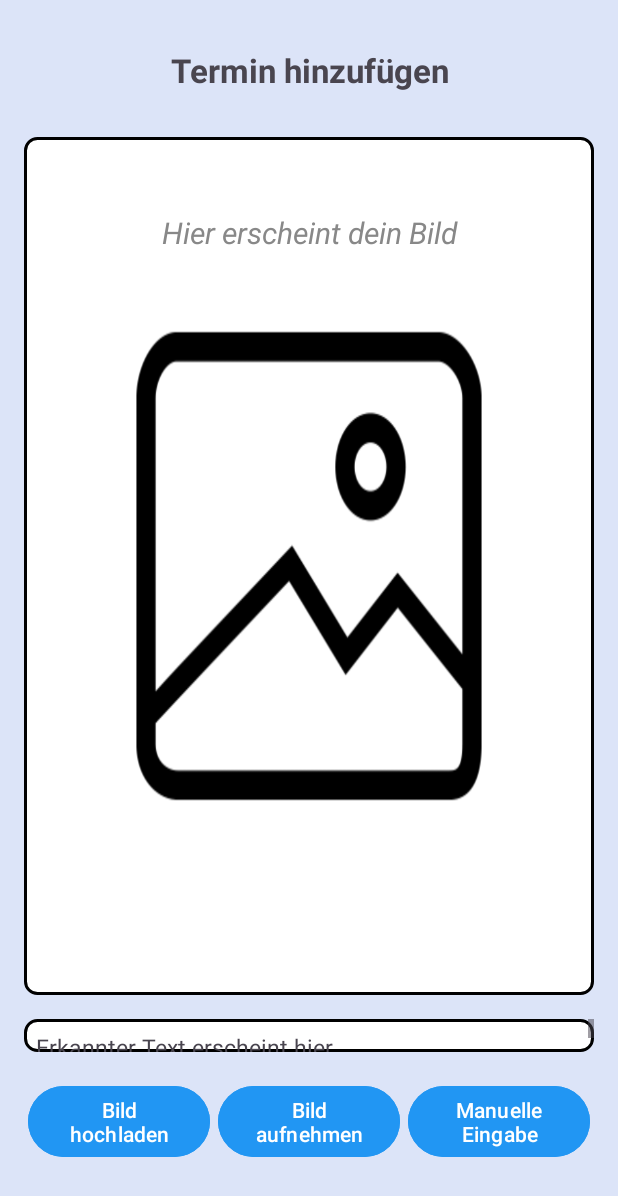
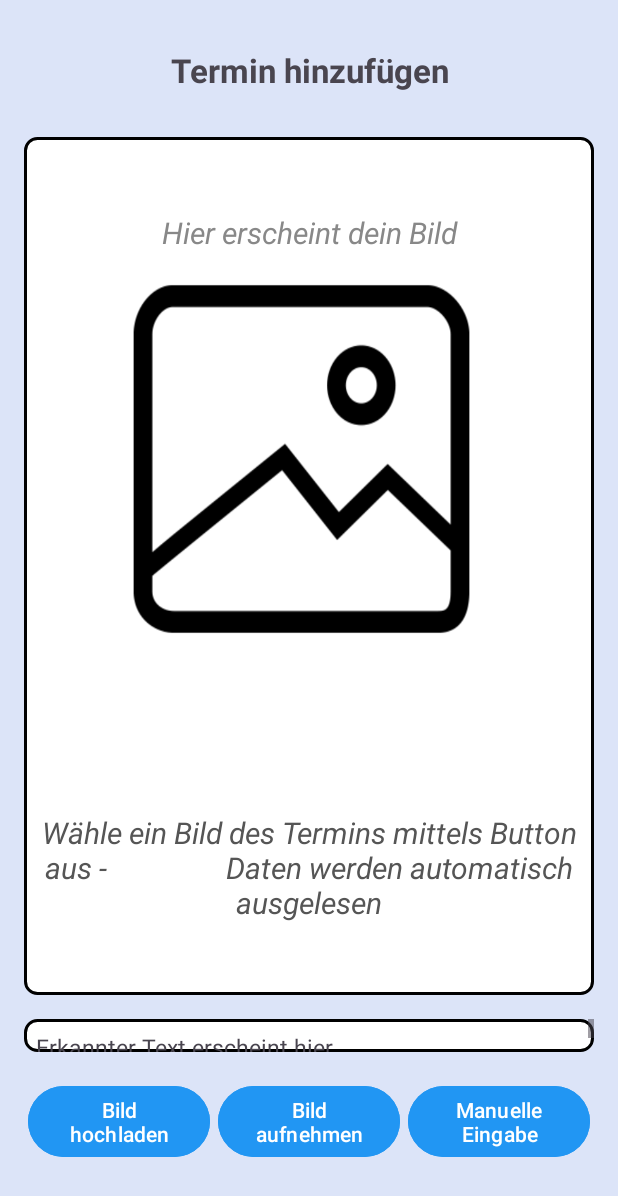
Before and after one commit to bachelor-terminplanung/app-frontend, an Android app: the CloudOCR screen opened directly, with no data from a screen before it, on a phone screen of 412 x 824 dp. Shown: the top 1196 px of the screen. Run offline under Robolectric (Android 15) with nearby library versions, the phone set to English and light mode, and no system bars; pictures from the network do not load.

Commit message:
added use-hint as new textview

```diff
--- a/app/src/main/res/layout/activity_cloudocr.xml
+++ b/app/src/main/res/layout/activity_cloudocr.xml
@@ -21,7 +21,6 @@
         android:gravity="center"
         android:layout_marginTop="16dp"/>
 
-
     <FrameLayout
         android:id="@+id/cameraFrame"
         app:layout_constraintTop_toBottomOf="@+id/titleText"
@@ -34,8 +33,8 @@
 
         <ImageView
             android:id="@+id/imageView"
-            android:layout_width="match_parent"
-            android:layout_height="match_parent"
+            android:layout_width="354dp"
+            android:layout_height="413dp"
             android:layout_marginLeft="8dp"
             android:layout_marginTop="8dp"
             android:layout_marginRight="8dp"
@@ -55,6 +54,27 @@
             android:textColor="#888888"
             android:textStyle="italic"
             android:textSize="20sp" />
+
+        <TextView
+            android:id="@+id/imageHint"
+            android:layout_width="match_parent"
+            android:layout_height="match_parent"
+            android:text="Wähle ein Bild des Termins mittels Button aus -
+
+
+
+
+            Daten werden automatisch ausgelesen"
+            android:textSize="20sp"
+            android:textColor="#555555"
+            android:gravity="center_horizontal"
+            android:layout_marginTop="450dp"
+            android:layout_marginLeft="10dp"
+            android:layout_marginRight="10dp"
+            android:textStyle="italic"
+            app:layout_constraintTop_toBottomOf="@+id/imagePlaceholderText"
+            android:layout_marginBottom="8dp"/>
+
     </FrameLayout>
 
 
```
